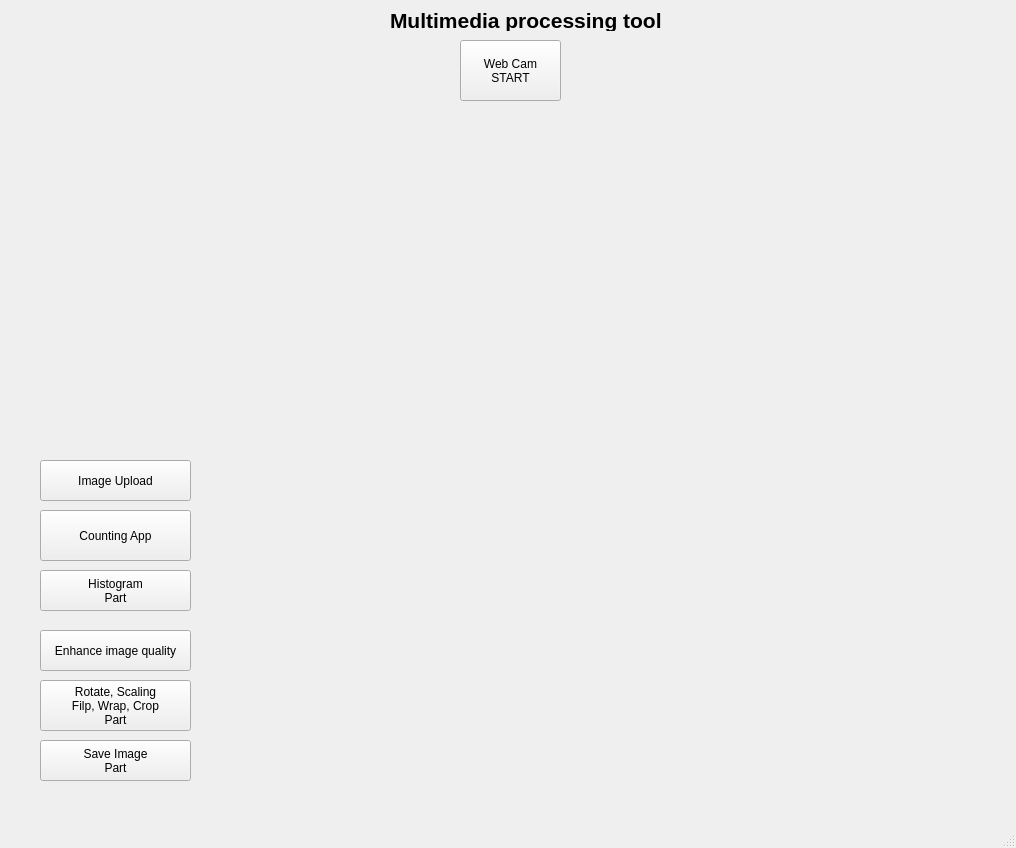
The window that multimedia_project_main.ui (qorgh346/KGU_MultiMedia_Hobe) describes before a commit, drawn with Qt 5.
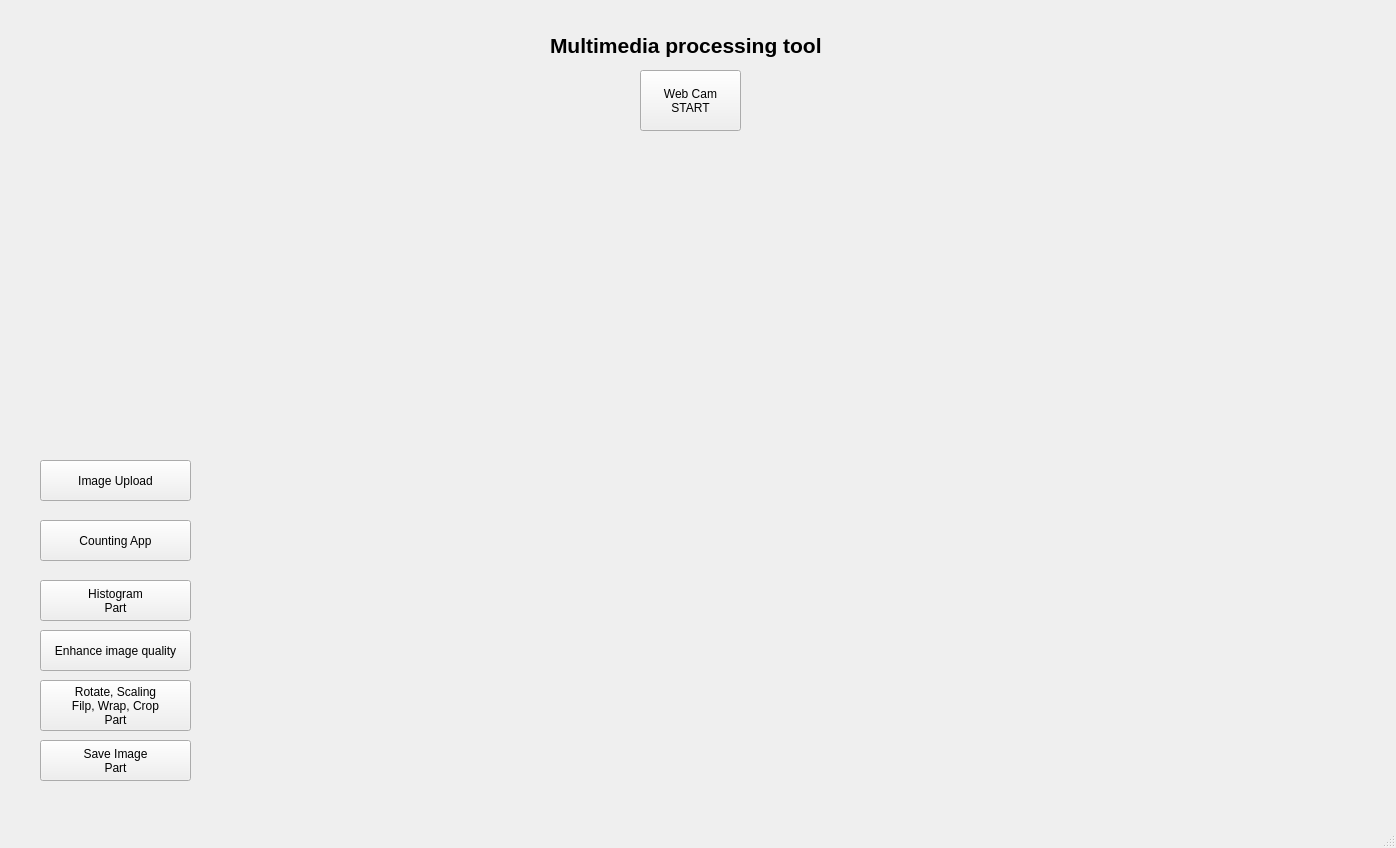
The same window after the commit.

```diff
--- a/multimedia_project_main.ui
+++ b/multimedia_project_main.ui
@@ -6,7 +6,7 @@
    <rect>
     <x>0</x>
     <y>0</y>
-    <width>1016</width>
+    <width>1396</width>
     <height>848</height>
    </rect>
   </property>
@@ -17,10 +17,10 @@
    <widget class="QLabel" name="label">
     <property name="geometry">
      <rect>
-      <x>390</x>
-      <y>10</y>
+      <x>550</x>
+      <y>20</y>
       <width>281</width>
-      <height>21</height>
+      <height>51</height>
      </rect>
     </property>
     <property name="font">
@@ -68,7 +68,7 @@
     <property name="geometry">
      <rect>
       <x>40</x>
-      <y>570</y>
+      <y>580</y>
       <width>151</width>
       <height>41</height>
      </rect>
@@ -107,10 +107,10 @@
    <widget class="QLabel" name="input_view">
     <property name="geometry">
      <rect>
-      <x>20</x>
-      <y>110</y>
-      <width>411</width>
-      <height>331</height>
+      <x>230</x>
+      <y>200</y>
+      <width>500</width>
+      <height>500</height>
      </rect>
     </property>
     <property name="text">
@@ -120,10 +120,10 @@
    <widget class="QLabel" name="result_view">
     <property name="geometry">
      <rect>
-      <x>330</x>
-      <y>450</y>
-      <width>561</width>
-      <height>331</height>
+      <x>780</x>
+      <y>200</y>
+      <width>500</width>
+      <height>500</height>
      </rect>
     </property>
     <property name="text">
@@ -133,8 +133,8 @@
    <widget class="QPushButton" name="webCamBtn">
     <property name="geometry">
      <rect>
-      <x>460</x>
-      <y>40</y>
+      <x>640</x>
+      <y>70</y>
       <width>101</width>
       <height>61</height>
      </rect>
@@ -148,9 +148,9 @@
     <property name="geometry">
      <rect>
       <x>40</x>
-      <y>510</y>
+      <y>520</y>
       <width>151</width>
-      <height>51</height>
+      <height>41</height>
      </rect>
     </property>
     <property name="text">
```
Left out of the diff: 2 changed lines with no effect on the pictures.
